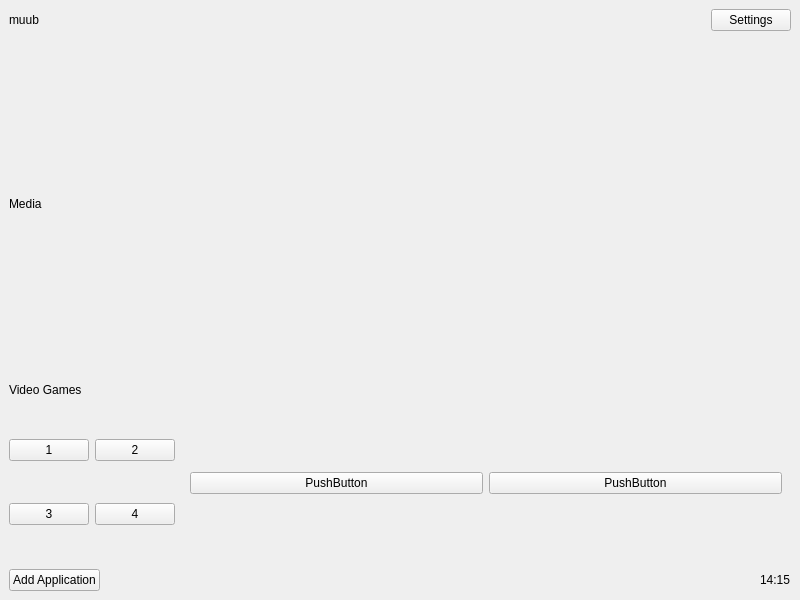
The window that mainwindow.ui (simeoncapy/muub) describes before a commit, drawn with Qt 5.
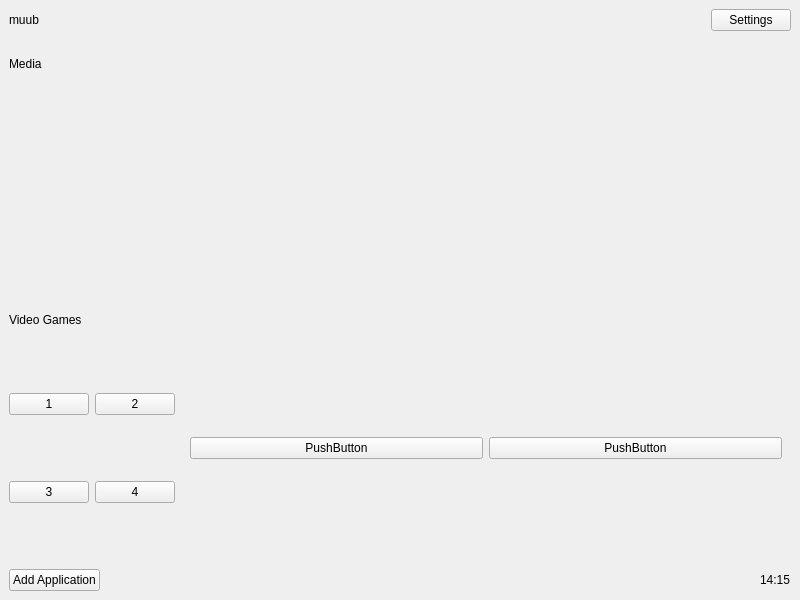
The same window after the commit.

Diff of the .ui file:
```diff
--- a/mainwindow.ui
+++ b/mainwindow.ui
@@ -47,17 +47,14 @@
      </layout>
     </item>
     <item>
-     <spacer name="verticalSpacer">
-      <property name="orientation">
-       <enum>Qt::Vertical</enum>
+     <widget class="QLabel" name="banner">
+      <property name="text">
+       <string/>
       </property>
-      <property name="sizeHint" stdset="0">
-       <size>
-        <width>20</width>
-        <height>40</height>
-       </size>
+      <property name="alignment">
+       <set>Qt::AlignRight|Qt::AlignTrailing|Qt::AlignVCenter</set>
       </property>
-     </spacer>
+     </widget>
     </item>
     <item>
      <widget class="QLabel" name="mediaCategory">
@@ -92,7 +89,7 @@
          <x>0</x>
          <y>0</y>
          <width>778</width>
-         <height>144</height>
+         <height>207</height>
         </rect>
        </property>
        <layout class="QHBoxLayout" name="horizontalLayout_3">
@@ -179,7 +176,7 @@
            <x>0</x>
            <y>0</y>
            <width>600</width>
-           <height>143</height>
+           <height>205</height>
           </rect>
          </property>
          <layout class="QHBoxLayout" name="horizontalLayout_4">
```
